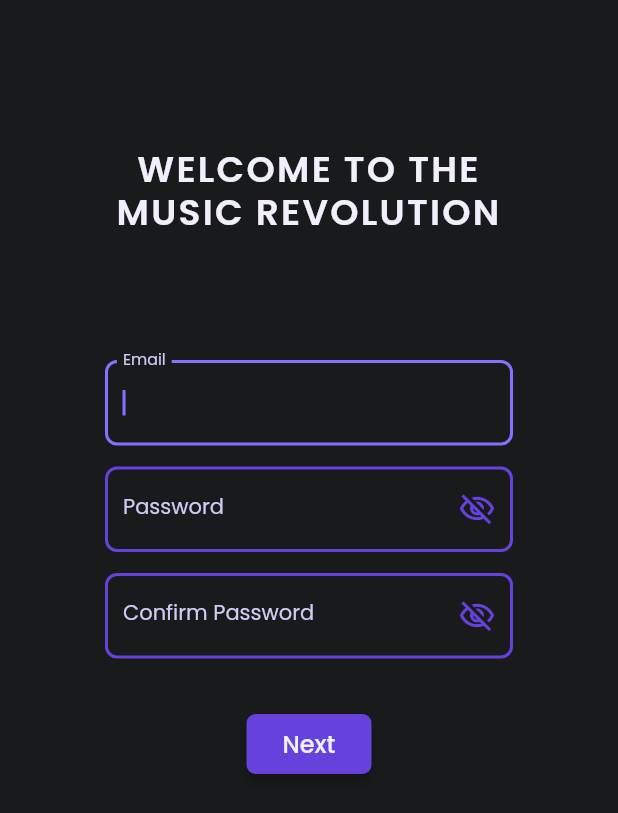
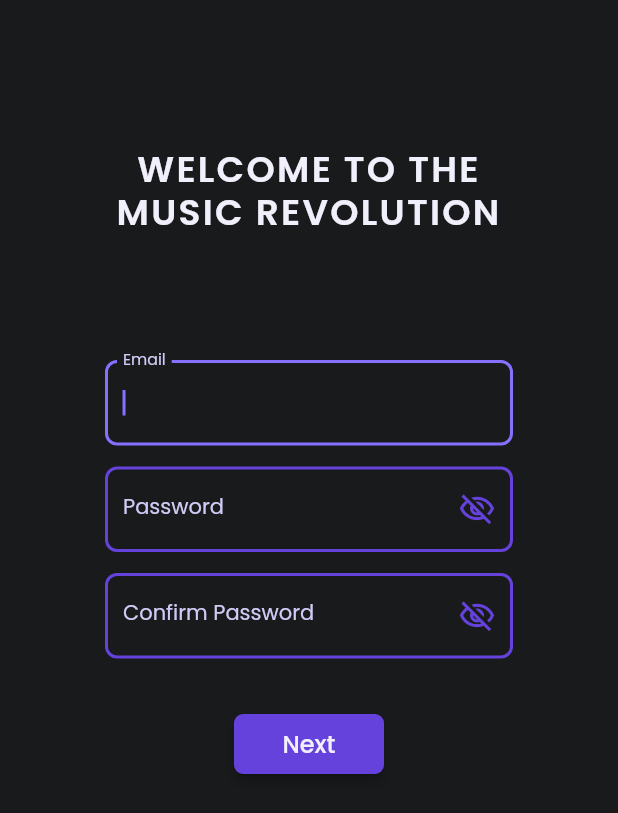
Before and after one commit to Aiden2244/vusic, a Flutter app: the screen it shows after launch, after a tap on "Create New Account", on a phone screen of 412 x 824 dp. Shown: the top 813 px of the screen. Run offline on Flutter 3.47's test engine with Material 2 defaults, Android fonts, the phone set to English and light mode, and no system bars; drawn by our look-alikes of auto_size_text; our stand-ins replace cached_network_image, cloud_firestore, dropdown_button2, firebase_auth, firebase_core, flutter_animate and 12 more; missing offline and left inert: json_path; accounts and stored records are empty; network calls fail.

Commit message:
Final version for tonight. All auth paths work as expected and the buttons don't suck

```diff
--- a/lib/pages/create_account_page/create_account_page_widget.dart
+++ b/lib/pages/create_account_page/create_account_page_widget.dart
@@ -273,8 +273,9 @@ class _CreateAccountPageWidgetState extends State<CreateAccountPageWidget> {
                 },
                 text: 'Next',
                 options: FFButtonOptions(
+                  width: 100.0,
                   height: 40.0,
-                  padding: EdgeInsetsDirectional.fromSTEB(24.0, 0.0, 24.0, 0.0),
+                  padding: EdgeInsetsDirectional.fromSTEB(0.0, 0.0, 0.0, 0.0),
                   iconPadding:
                       EdgeInsetsDirectional.fromSTEB(0.0, 0.0, 0.0, 0.0),
                   color: FlutterFlowTheme.of(context).alternate,
--- a/lib/pages/login_page/login_page_widget.dart
+++ b/lib/pages/login_page/login_page_widget.dart
@@ -206,8 +206,9 @@ class _LoginPageWidgetState extends State<LoginPageWidget> {
                 },
                 text: 'Sign In',
                 options: FFButtonOptions(
+                  width: 100.0,
                   height: 40.0,
-                  padding: EdgeInsetsDirectional.fromSTEB(24.0, 0.0, 24.0, 0.0),
+                  padding: EdgeInsetsDirectional.fromSTEB(0.0, 0.0, 0.0, 0.0),
                   iconPadding:
                       EdgeInsetsDirectional.fromSTEB(0.0, 0.0, 0.0, 0.0),
                   color: FlutterFlowTheme.of(context).alternate,
@@ -266,8 +267,9 @@ class _LoginPageWidgetState extends State<LoginPageWidget> {
                   size: 20.0,
                 ),
                 options: FFButtonOptions(
+                  width: 225.0,
                   height: 40.0,
-                  padding: EdgeInsetsDirectional.fromSTEB(24.0, 0.0, 24.0, 0.0),
+                  padding: EdgeInsetsDirectional.fromSTEB(0.0, 0.0, 0.0, 0.0),
                   iconPadding:
                       EdgeInsetsDirectional.fromSTEB(0.0, 0.0, 0.0, 0.0),
                   color: FlutterFlowTheme.of(context).secondaryBackground,
--- a/lib/pages/set_uname_page/set_uname_page_widget.dart
+++ b/lib/pages/set_uname_page/set_uname_page_widget.dart
@@ -304,8 +304,9 @@ class _SetUnamePageWidgetState extends State<SetUnamePageWidget> {
                 },
                 text: 'Create Account',
                 options: FFButtonOptions(
+                  width: 200.0,
                   height: 40.0,
-                  padding: EdgeInsetsDirectional.fromSTEB(24.0, 0.0, 24.0, 0.0),
+                  padding: EdgeInsetsDirectional.fromSTEB(0.0, 0.0, 0.0, 0.0),
                   iconPadding:
                       EdgeInsetsDirectional.fromSTEB(0.0, 0.0, 0.0, 0.0),
                   color: FlutterFlowTheme.of(context).alternate,
```
